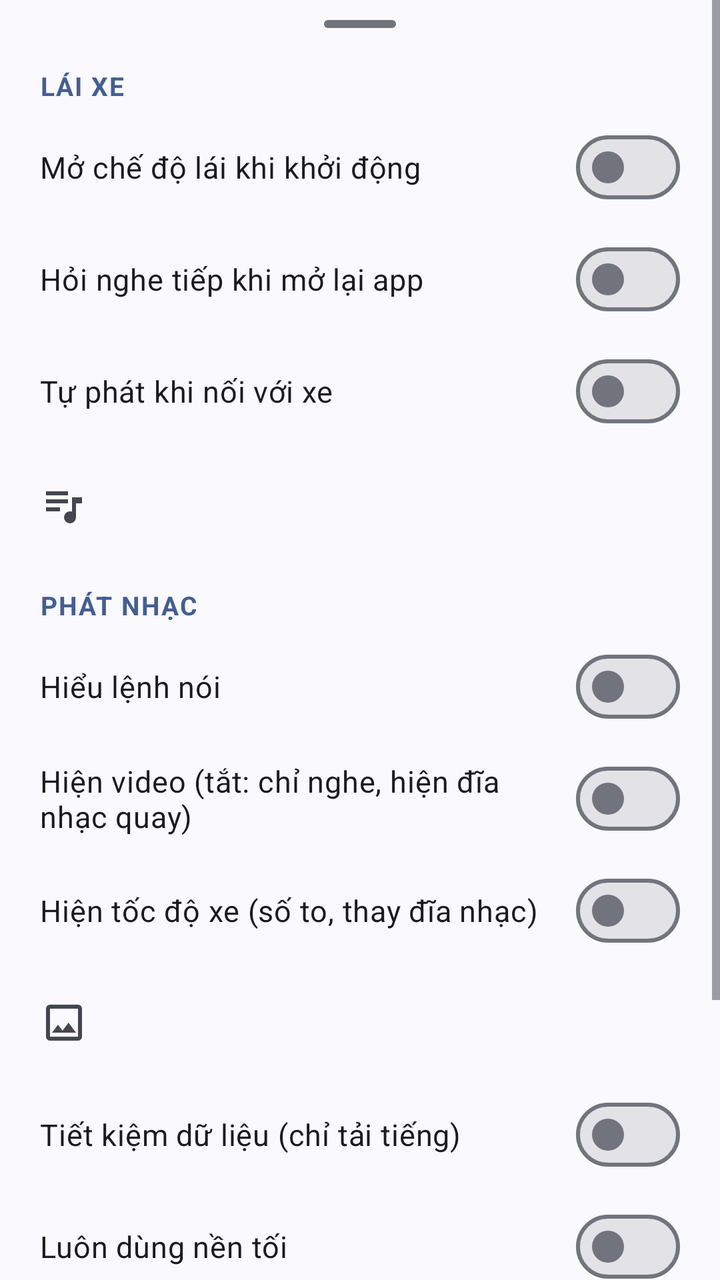
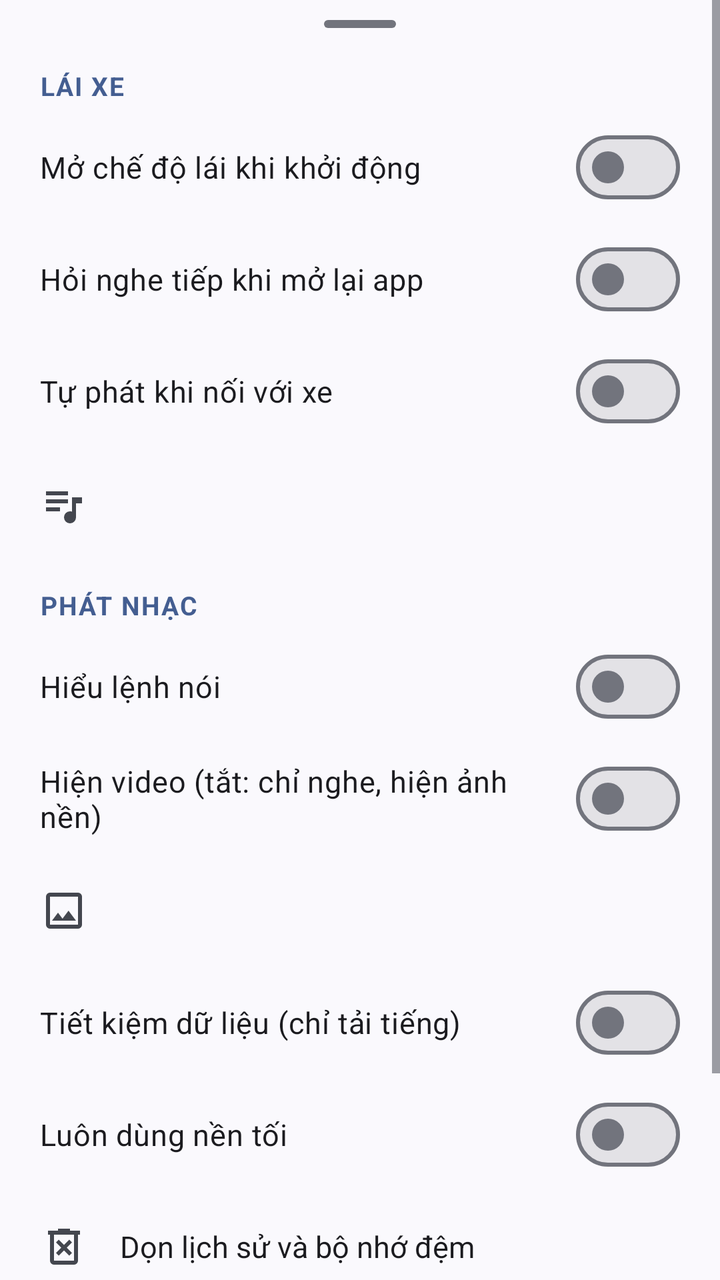

Screens rendered from an Android XML layout before and after an edit, with the pre-edit source and the edit as a unified diff.
<!-- AndroidManifest.xml: application theme Theme.DriveTune -->
<!-- res/layout/sheet_settings.xml -->
<?xml version="1.0" encoding="utf-8"?>
<ScrollView xmlns:android="http://schemas.android.com/apk/res/android"
    xmlns:app="http://schemas.android.com/apk/res-auto"
    android:layout_width="match_parent"
    android:layout_height="wrap_content"
    android:maxHeight="@dimen/menu_max_height">

    <LinearLayout
        android:layout_width="match_parent"
        android:layout_height="wrap_content"
        android:orientation="vertical"
        android:paddingBottom="16dp">

        <View
            android:layout_width="36dp"
            android:layout_height="4dp"
            android:layout_gravity="center_horizontal"
            android:layout_marginTop="10dp"
            android:layout_marginBottom="6dp"
            android:background="@drawable/drag_handle_background" />

        <TextView
            style="@style/DriveSettingsHeader"
            android:text="@string/settings_section_driving" />

        <com.google.android.material.materialswitch.MaterialSwitch
            android:id="@+id/switchDriveOnStart"
            style="@style/DriveSettingsSwitch"
            android:text="@string/settings_drive_on_start" />

        <com.google.android.material.materialswitch.MaterialSwitch
            android:id="@+id/switchResume"
            style="@style/DriveSettingsSwitch"
            android:text="@string/settings_resume" />

        <com.google.android.material.materialswitch.MaterialSwitch
            android:id="@+id/switchCarResume"
            style="@style/DriveSettingsSwitch"
            android:text="@string/settings_car_resume" />

        <TextView
            android:id="@+id/defaultPlaylistRow"
            style="@style/DriveSettingsRow"
            android:drawablePadding="16dp"
            app:drawableStartCompat="@drawable/ic_queue" />

        <TextView
            style="@style/DriveSettingsHeader"
            android:text="@string/settings_section_playback" />

        <com.google.android.material.materialswitch.MaterialSwitch
            android:id="@+id/switchVoice"
            style="@style/DriveSettingsSwitch"
            android:text="@string/settings_voice" />

        <com.google.android.material.materialswitch.MaterialSwitch
            android:id="@+id/switchShowVideo"
            style="@style/DriveSettingsSwitch"
            android:text="@string/settings_show_video" />

        <com.google.android.material.materialswitch.MaterialSwitch
            android:id="@+id/switchShowSpeed"
            style="@style/DriveSettingsSwitch"
            android:text="@string/settings_show_speed" />

        <TextView
            android:id="@+id/playerBgRow"
            style="@style/DriveSettingsRow"
            android:drawablePadding="16dp"
            app:drawableStartCompat="@drawable/ic_wallpaper" />

        <com.google.android.material.materialswitch.MaterialSwitch
            android:id="@+id/switchDataSaver"
            style="@style/DriveSettingsSwitch"
            android:text="@string/settings_data_saver" />

        <com.google.android.material.materialswitch.MaterialSwitch
            android:id="@+id/switchForceDark"
            style="@style/DriveSettingsSwitch"
            android:text="@string/settings_force_dark" />

        <TextView
            android:id="@+id/clearDataRow"
            style="@style/DriveSettingsRow"
            android:drawablePadding="16dp"
            android:text="@string/settings_clear_data"
            app:drawableStartCompat="@drawable/delete_forever_24px" />

        <View
            android:layout_width="match_parent"
            android:layout_height="1dp"
            android:layout_marginTop="8dp"
            android:layout_marginBottom="4dp"
            android:background="?attr/colorSurfaceVariant" />

        
        <LinearLayout
            android:id="@+id/aboutRow"
            android:layout_width="match_parent"
            android:layout_height="wrap_content"
            android:background="?attr/selectableItemBackground"
            android:gravity="center_vertical"
            android:orientation="horizontal"
            android:paddingStart="20dp"
            android:paddingTop="14dp"
            android:paddingEnd="20dp"
            android:paddingBottom="14dp">

            <ImageView
                android:layout_width="40dp"
                android:layout_height="40dp"
                android:background="@drawable/bubble_circle_bg"
                android:contentDescription="@null"
                android:padding="8dp"
                android:src="@drawable/ic_music_note"
                app:tint="#FFFFFFFF" />

            <LinearLayout
                android:layout_width="0dp"
                android:layout_height="wrap_content"
                android:layout_marginStart="14dp"
                android:layout_weight="1"
                android:orientation="vertical">

                <TextView
                    android:layout_width="match_parent"
                    android:layout_height="wrap_content"
                    android:text="@string/about_org"
                    android:textColor="?attr/colorOnSurface"
                    android:textSize="15sp"
                    android:textStyle="bold" />

                <TextView
                    android:layout_width="match_parent"
                    android:layout_height="wrap_content"
                    android:text="@string/about_tagline"
                    android:textColor="?attr/colorOnSurfaceVariant"
                    android:textSize="12sp" />

                <TextView
                    android:layout_width="match_parent"
                    android:layout_height="wrap_content"
                    android:layout_marginTop="2dp"
                    android:text="@string/about_link"
                    android:textColor="?attr/colorPrimary"
                    android:textSize="12sp" />
            </LinearLayout>

            <TextView
                android:id="@+id/aboutVersion"
                android:layout_width="wrap_content"
                android:layout_height="wrap_content"
                android:textColor="?attr/colorOnSurfaceVariant"
                android:textSize="12sp" />
        </LinearLayout>

    </LinearLayout>
</ScrollView>
<!-- resources referenced by this layout -->
<resources>
  <dimen name="menu_max_height">600dp</dimen>
  <!-- drawable bubble_circle_bg (drawable) -->
  <?xml version="1.0" encoding="utf-8"?>
  <shape xmlns:android="http://schemas.android.com/apk/res/android"
      android:shape="oval">
      <gradient
          android:type="linear"
          android:angle="315"
          android:startColor="#FFFF1E1E"
          android:endColor="#FFD40000" />
  </shape>
  <!-- drawable drag_handle_background (drawable) -->
  <?xml version="1.0" encoding="utf-8"?>
  <shape xmlns:android="http://schemas.android.com/apk/res/android"
      android:shape="rectangle">
      <solid android:color="?attr/colorOutline" />
      <corners android:radius="3dp" />
  </shape>
  <!-- drawable ic_queue (drawable) -->
  <vector xmlns:android="http://schemas.android.com/apk/res/android"
      android:width="24dp"
      android:height="24dp"
      android:viewportWidth="960"
      android:viewportHeight="960"
      android:tint="?attr/colorControlNormal">
    <path android:fillColor="@android:color/white" android:pathData="M600,880q-50,0 -85,-35t-35,-85q0,-50 35,-85t85,-35q11,0 21,1.5t19,6.5v-288h200v120L720,480v280q0,50 -35,85t-85,35ZM120,640v-80h280v80L120,640ZM120,480v-80h440v80L120,480ZM120,320v-80h440v80L120,320Z" />
  </vector>
  <!-- drawable ic_wallpaper (drawable) -->
  <vector xmlns:android="http://schemas.android.com/apk/res/android"
      android:width="24dp"
      android:height="24dp"
      android:viewportWidth="960"
      android:viewportHeight="960"
      android:tint="?attr/colorControlNormal">
    <path android:fillColor="@android:color/white" android:pathData="M200,840q-33,0 -56.5,-23.5T120,760v-560q0,-33 23.5,-56.5T200,120h560q33,0 56.5,23.5T840,200v560q0,33 -23.5,56.5T760,840L200,840ZM200,760h560v-560L200,200v560ZM240,680h480L570,480 450,640l-90,-120 -120,160ZM200,760v-560,560Z" />
  </vector>
  <string name="about_link">gosei.com.vn</string>
  <string name="about_org">Gosei Việt Nam</string>
  <string name="about_tagline">App cộng đồng</string>
  <string name="settings_car_resume">Tự phát khi nối với xe</string>
  <string name="settings_clear_data">Dọn lịch sử và bộ nhớ đệm</string>
  <string name="settings_data_saver">Tiết kiệm dữ liệu (chỉ tải tiếng)</string>
  <string name="settings_drive_on_start">Mở chế độ lái khi khởi động</string>
  <string name="settings_force_dark">Luôn dùng nền tối</string>
  <string name="settings_resume">Hỏi nghe tiếp khi mở lại app</string>
  <string name="settings_section_driving">LÁI XE</string>
  <string name="settings_section_playback">PHÁT NHẠC</string>
  <string name="settings_show_speed">Hiện tốc độ xe (số to, thay đĩa nhạc)</string>
  <string name="settings_show_video">Hiện video (tắt: chỉ nghe, hiện đĩa nhạc quay)</string>
  <string name="settings_voice">Hiểu lệnh nói</string>
  <style name="Theme.DriveTune" parent="Theme.Material3.DynamicColors.DayNight.NoActionBar" />
  <!-- unchanged entries left out for length: 5 -->
</resources>

<!-- the commit's change to res/layout/sheet_settings.xml (unified diff, before → after) -->
@@ -58,11 +58,6 @@
             style="@style/DriveSettingsSwitch"
             android:text="@string/settings_show_video" />
 
-        <com.google.android.material.materialswitch.MaterialSwitch
-            android:id="@+id/switchShowSpeed"
-            style="@style/DriveSettingsSwitch"
-            android:text="@string/settings_show_speed" />
-
         <TextView
             android:id="@+id/playerBgRow"
             style="@style/DriveSettingsRow"
@@ -92,6 +87,17 @@
             android:layout_marginTop="8dp"
             android:layout_marginBottom="4dp"
             android:background="?attr/colorSurfaceVariant" />
+
+        
+        <TextView
+            android:id="@+id/updateRow"
+            style="@style/DriveSettingsRow"
+            android:drawablePadding="16dp"
+            android:textColor="?attr/colorPrimary"
+            android:textStyle="bold"
+            android:visibility="gone"
+            app:drawableStartCompat="@drawable/refresh_24px"
+            app:drawableTint="?attr/colorPrimary" />
 
         
         <LinearLayout
<!-- resource entries referenced after the edit -->
@@ -36,6 +36,17 @@
       android:tint="?attr/colorControlNormal">
     <path android:fillColor="@android:color/white" android:pathData="M200,840q-33,0 -56.5,-23.5T120,760v-560q0,-33 23.5,-56.5T200,120h560q33,0 56.5,23.5T840,200v560q0,33 -23.5,56.5T760,840L200,840ZM200,760h560v-560L200,200v560ZM240,680h480L570,480 450,640l-90,-120 -120,160ZM200,760v-560,560Z" />
   </vector>
+  <!-- drawable refresh_24px (drawable) -->
+  <vector xmlns:android="http://schemas.android.com/apk/res/android"
+      android:width="24dp"
+      android:height="24dp"
+      android:viewportWidth="960"
+      android:viewportHeight="960"
+      android:tint="?attr/colorControlNormal">
+    <path
+        android:fillColor="@android:color/white"
+        android:pathData="M480,800Q346,800 253,707Q160,614 160,480Q160,346 253,253Q346,160 480,160Q549,160 612,188.5Q675,217 720,270L720,160L800,160L800,440L520,440L520,360L688,360Q656,304 600.5,272Q545,240 480,240Q380,240 310,310Q240,380 240,480Q240,580 310,650Q380,720 480,720Q557,720 619,676Q681,632 706,560L790,560Q762,666 676,733Q590,800 480,800Z"/>
+  </vector>
   <string name="about_link">gosei.com.vn</string>
   <string name="about_org">Gosei Việt Nam</string>
   <string name="about_tagline">App cộng đồng</string>
@@ -47,8 +58,7 @@
   <string name="settings_resume">Hỏi nghe tiếp khi mở lại app</string>
   <string name="settings_section_driving">LÁI XE</string>
   <string name="settings_section_playback">PHÁT NHẠC</string>
-  <string name="settings_show_speed">Hiện tốc độ xe (số to, thay đĩa nhạc)</string>
-  <string name="settings_show_video">Hiện video (tắt: chỉ nghe, hiện đĩa nhạc quay)</string>
+  <string name="settings_show_video">Hiện video (tắt: chỉ nghe, hiện ảnh nền)</string>
   <string name="settings_voice">Hiểu lệnh nói</string>
   <style name="Theme.DriveTune" parent="Theme.Material3.DynamicColors.DayNight.NoActionBar" />
   <!-- unchanged entries left out for length: 5 -->
